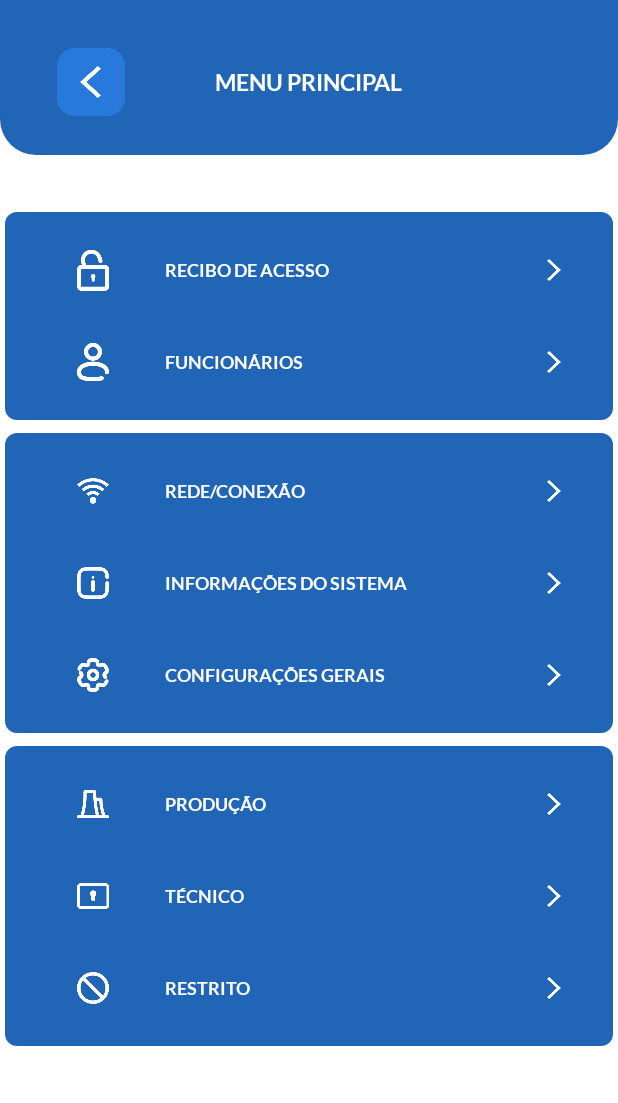
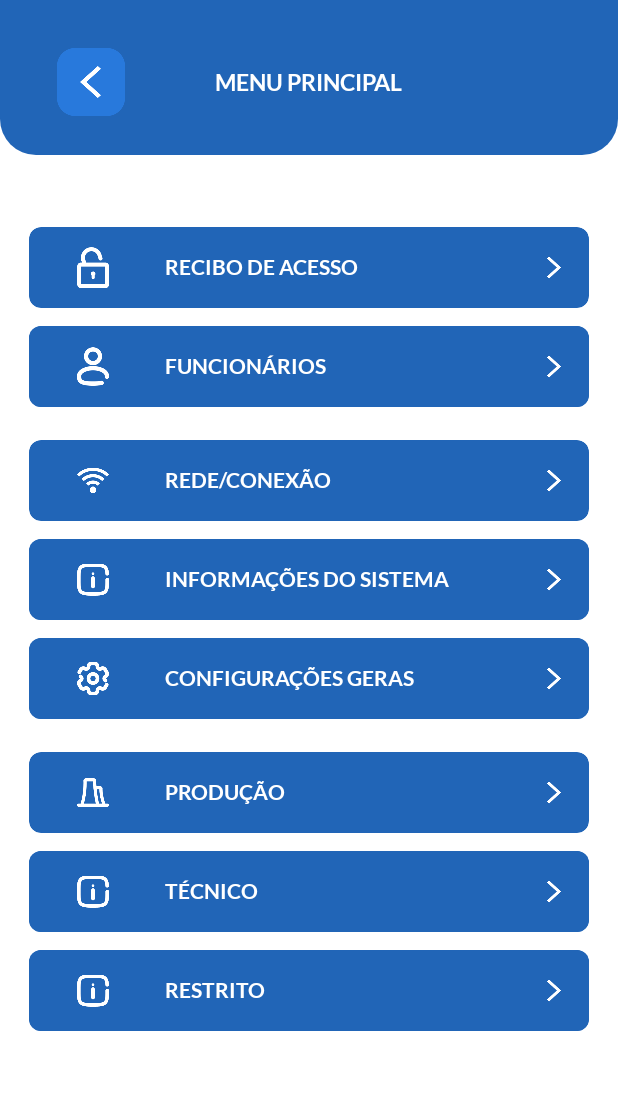
Before and after one commit to JrCGO/FaceGate, an Android app: the MenuActivity screen opened directly, with no data from a screen before it, on a phone screen of 412 x 824 dp, the part 133-1236 px from its top. Run offline under Robolectric (Android 15) with nearby library versions, the phone set to English and light mode, and no system bars.

```diff
--- a/app/src/main/res/color/card_color_selector.xml
+++ b/app/src/main/res/color/card_color_selector.xml
@@ -4,5 +4,5 @@
     <item android:color="#0D478C" android:state_pressed="true"/>
 
     <!-- Cor padrão (quando não está pressionado) -->
-    <item android:color="@android:color/transparent"/>
+    <item android:color="#2165B7"/>
 </selector>
--- a/app/src/main/res/drawable/background_pesquisar.xml
+++ b/app/src/main/res/drawable/background_pesquisar.xml
@@ -1,6 +1,6 @@
 <?xml version="1.0" encoding="utf-8"?>
 <shape xmlns:android="http://schemas.android.com/apk/res/android" android:shape="rectangle">
-    <solid android:color="@android:color/transparent"/> <!-- Fundo transparente -->
-    <stroke android:width="2dp" android:color="#B7B7B7"/> <!-- Borda branca -->
-    <corners android:radius="4dp"/> <!-- Cantos arredondados -->
+    <solid android:color="@android:color/transparent"/>
+    <stroke android:width="2dp" android:color="#B7B7B7"/>
+    <corners android:radius="4dp"/>
 </shape>
--- a/app/src/main/res/layout/menuactivity.xml
+++ b/app/src/main/res/layout/menuactivity.xml
@@ -53,13 +53,12 @@
         app:layout_constraintTop_toTopOf="@+id/btn_menu_arrow" />
 
     <!-- Básicas -->
-
     <LinearLayout
         android:id="@+id/cardBasic"
         android:layout_width="wrap_content"
         android:layout_height="wrap_content"
-        android:layout_marginTop="38dp"
-        android:background="@drawable/background_list_menu"
+        android:layout_marginTop="48dp"
+        android:background="#fff"
         android:orientation="vertical"
         app:layout_constraintEnd_toEndOf="parent"
         app:layout_constraintStart_toStartOf="parent"
@@ -69,12 +68,9 @@
         <androidx.cardview.widget.CardView
             android:id="@+id/menu_btn_listAcess"
             android:layout_width="560px"
-            android:layout_height="68px"
-            android:layout_marginStart="24px"
-            android:layout_marginTop="24px"
-            android:layout_marginEnd="24px"
+            android:layout_height="54dp"
             app:cardBackgroundColor="@color/card_color_selector"
-            app:cardCornerRadius="4dp"
+            app:cardCornerRadius="8dp"
             app:cardElevation="0dp"
             app:layout_constraintEnd_toEndOf="parent"
             app:layout_constraintStart_toStartOf="parent"
@@ -106,7 +102,7 @@
                     android:text="RECIBO DE ACESSO"
                     android:textAlignment="textStart"
                     android:textColor="#fff"
-                    android:textSize="12sp" />
+                    android:textSize="14sp" />
 
                 <!-- Ícone Final -->
                 <ImageView
@@ -123,13 +119,10 @@
         <androidx.cardview.widget.CardView
             android:id="@+id/menu_btn_ListFuncionario"
             android:layout_width="560px"
-            android:layout_height="68px"
-            android:layout_marginStart="24px"
-            android:layout_marginTop="24px"
-            android:layout_marginEnd="24px"
-            android:layout_marginBottom="24px"
+            android:layout_height="54dp"
+            android:layout_marginTop="12dp"
             app:cardBackgroundColor="@color/card_color_selector"
-            app:cardCornerRadius="4dp"
+            app:cardCornerRadius="8dp"
             app:cardElevation="0dp"
             app:layout_constraintEnd_toEndOf="parent"
             app:layout_constraintStart_toStartOf="parent"
@@ -162,7 +155,7 @@
                     android:text="FUNCIONÁRIOS"
                     android:textAlignment="textStart"
                     android:textColor="#fff"
-                    android:textSize="12sp" />
+                    android:textSize="14sp" />
 
                 <!-- Ícone Final -->
                 <ImageView
@@ -177,28 +170,25 @@
     </LinearLayout>
 
     <!-- Avançadas -->
-
     <LinearLayout
         android:id="@+id/cardAvancado"
         android:layout_width="wrap_content"
         android:layout_height="wrap_content"
-        android:background="@drawable/background_list_menu"
+        android:background="#fff"
         android:orientation="vertical"
         app:layout_constraintBottom_toTopOf="@+id/cardRestrito"
         app:layout_constraintEnd_toEndOf="parent"
+        app:layout_constraintHorizontal_bias="0.495"
         app:layout_constraintStart_toStartOf="parent"
         app:layout_constraintTop_toBottomOf="@+id/cardBasic">
 
         <!-- Rede/Conexão -->
         <androidx.cardview.widget.CardView
-            android:id="@+id/menu_btn_RedeConexao"
+            android:id="@+id/menu_btn_redeconexao"
             android:layout_width="560px"
-            android:layout_height="68px"
-            android:layout_marginStart="24px"
-            android:layout_marginTop="24px"
-            android:layout_marginEnd="24px"
+            android:layout_height="54dp"
             app:cardBackgroundColor="@color/card_color_selector"
-            app:cardCornerRadius="0dp"
+            app:cardCornerRadius="8dp"
             app:cardElevation="0dp"
             app:layout_constraintEnd_toEndOf="parent"
             app:layout_constraintStart_toStartOf="parent"
@@ -207,7 +197,6 @@
             <LinearLayout
                 android:layout_width="match_parent"
                 android:layout_height="match_parent"
-                android:background="#2165B7"
                 android:gravity="center_vertical"
                 android:orientation="horizontal">
 
@@ -231,7 +220,7 @@
                     android:text="REDE/CONEXÃO"
                     android:textAlignment="textStart"
                     android:textColor="#fff"
-                    android:textSize="12sp" />
+                    android:textSize="14sp" />
 
                 <!-- Ícone Final -->
                 <ImageView
@@ -246,14 +235,12 @@
 
         <!-- Informações do Sistema -->
         <androidx.cardview.widget.CardView
-            android:id="@+id/menu_btn_InfoSistema"
+            android:id="@+id/menu_btn_infosistema"
             android:layout_width="560px"
-            android:layout_height="68px"
-            android:layout_marginStart="24px"
-            android:layout_marginTop="24px"
-            android:layout_marginEnd="24px"
+            android:layout_height="54dp"
+            android:layout_marginTop="12dp"
             app:cardBackgroundColor="@color/card_color_selector"
-            app:cardCornerRadius="0dp"
+            app:cardCornerRadius="8dp"
             app:cardElevation="0dp"
             app:layout_constraintEnd_toEndOf="parent"
             app:layout_constraintStart_toStartOf="parent"
@@ -286,7 +273,7 @@
                     android:text="INFORMAÇÕES DO SISTEMA"
                     android:textAlignment="textStart"
                     android:textColor="#fff"
-                    android:textSize="12sp" />
+                    android:textSize="14sp" />
 
                 <!-- Ícone Final -->
                 <ImageView
@@ -301,15 +288,12 @@
 
         <!-- Configurações Gerais -->
         <androidx.cardview.widget.CardView
-            android:id="@+id/menu_btn_ConfigGerais"
+            android:id="@+id/menu_btn_configerais"
             android:layout_width="560px"
-            android:layout_height="68px"
-            android:layout_marginStart="24px"
-            android:layout_marginTop="24px"
-            android:layout_marginEnd="24px"
-            android:layout_marginBottom="24px"
+            android:layout_height="54dp"
+            android:layout_marginTop="12dp"
             app:cardBackgroundColor="@color/card_color_selector"
-            app:cardCornerRadius="0dp"
+            app:cardCornerRadius="8dp"
             app:cardElevation="0dp"
             app:layout_constraintEnd_toEndOf="parent"
             app:layout_constraintStart_toStartOf="parent"
@@ -339,10 +323,10 @@
                     android:layout_weight="1"
                     android:fontFamily="@font/lato_bold"
                     android:gravity="center"
-                    android:text="CONFIGURAÇÕES GERAIS"
+                    android:text="CONFIGURAÇÕES GERAS"
                     android:textAlignment="textStart"
                     android:textColor="#fff"
-                    android:textSize="12sp" />
+                    android:textSize="14sp" />
 
                 <!-- Ícone Final -->
                 <ImageView
@@ -358,28 +342,25 @@
     </LinearLayout>
 
     <!-- Restrito -->
-
     <LinearLayout
         android:id="@+id/cardRestrito"
         android:layout_width="wrap_content"
         android:layout_height="wrap_content"
-        android:layout_marginBottom="38dp"
-        android:background="@drawable/background_list_menu"
+        android:layout_marginBottom="48dp"
+        android:background="#fff"
         android:orientation="vertical"
         app:layout_constraintBottom_toBottomOf="parent"
         app:layout_constraintEnd_toEndOf="parent"
+        app:layout_constraintHorizontal_bias="0.504"
         app:layout_constraintStart_toStartOf="parent">
 
         <!-- Produção -->
         <androidx.cardview.widget.CardView
-            android:id="@+id/menu_btn_Producao"
+            android:id="@+id/menu_btn_producao"
             android:layout_width="560px"
-            android:layout_height="68px"
-            android:layout_marginStart="24px"
-            android:layout_marginTop="24px"
-            android:layout_marginEnd="24px"
+            android:layout_height="54dp"
             app:cardBackgroundColor="@color/card_color_selector"
-            app:cardCornerRadius="0dp"
+            app:cardCornerRadius="8dp"
             app:cardElevation="0dp"
             app:layout_constraintEnd_toEndOf="parent"
             app:layout_constraintStart_toStartOf="parent"
@@ -388,7 +369,6 @@
             <LinearLayout
                 android:layout_width="match_parent"
                 android:layout_height="match_parent"
-                android:background="#2165B7"
                 android:gravity="center_vertical"
                 android:orientation="horizontal">
 
@@ -412,7 +392,7 @@
                     android:text="PRODUÇÃO"
                     android:textAlignment="textStart"
                     android:textColor="#fff"
-                    android:textSize="12sp" />
+                    android:textSize="14sp" />
 
                 <!-- Ícone Final -->
                 <ImageView
@@ -423,18 +403,17 @@
 
             </LinearLayout>
 
+            <!-- Produção -->
         </androidx.cardview.widget.CardView>
 
         <!-- Técnico -->
         <androidx.cardview.widget.CardView
-            android:id="@+id/menu_btn_Tecnico"
+            android:id="@+id/menu_btn_tecnico"
             android:layout_width="560px"
-            android:layout_height="68px"
-            android:layout_marginStart="24px"
-            android:layout_marginTop="24px"
-            android:layout_marginEnd="24px"
+            android:layout_height="54dp"
+            android:layout_marginTop="12dp"
             app:cardBackgroundColor="@color/card_color_selector"
-            app:cardCornerRadius="0dp"
+            app:cardCornerRadius="8dp"
             app:cardElevation="0dp"
             app:layout_constraintEnd_toEndOf="parent"
             app:layout_constraintStart_toStartOf="parent"
@@ -453,7 +432,7 @@
                     android:layout_height="match_parent"
                     android:layout_marginStart="32dp"
                     android:layout_marginEnd="12dp"
-                    android:src="@drawable/icon_menu_tecnico" />
+                    android:src="@drawable/icon_menu_info" />
 
                 <!-- Texto na esquerda -->
                 <TextView
@@ -467,7 +446,7 @@
                     android:text="TÉCNICO"
                     android:textAlignment="textStart"
                     android:textColor="#fff"
-                    android:textSize="12sp" />
+                    android:textSize="14sp" />
 
                 <!-- Ícone Final -->
                 <ImageView
@@ -482,15 +461,12 @@
 
         <!-- Restrito -->
         <androidx.cardview.widget.CardView
-            android:id="@+id/menu_btn_Restrito"
+            android:id="@+id/menu_btn_restrito"
             android:layout_width="560px"
-            android:layout_height="68px"
-            android:layout_marginStart="24px"
-            android:layout_marginTop="24px"
-            android:layout_marginEnd="24px"
-            android:layout_marginBottom="24px"
+            android:layout_height="54dp"
+            android:layout_marginTop="12dp"
             app:cardBackgroundColor="@color/card_color_selector"
-            app:cardCornerRadius="0dp"
+            app:cardCornerRadius="8dp"
             app:cardElevation="0dp"
             app:layout_constraintEnd_toEndOf="parent"
             app:layout_constraintStart_toStartOf="parent"
@@ -509,7 +485,7 @@
                     android:layout_height="match_parent"
                     android:layout_marginStart="32dp"
                     android:layout_marginEnd="12dp"
-                    android:src="@drawable/icon_menu_restrito" />
+                    android:src="@drawable/icon_menu_info" />
 
                 <!-- Texto na esquerda -->
                 <TextView
@@ -523,7 +499,7 @@
                     android:text="RESTRITO"
                     android:textAlignment="textStart"
                     android:textColor="#fff"
-                    android:textSize="12sp" />
+                    android:textSize="14sp" />
 
                 <!-- Ícone Final -->
                 <ImageView
```
